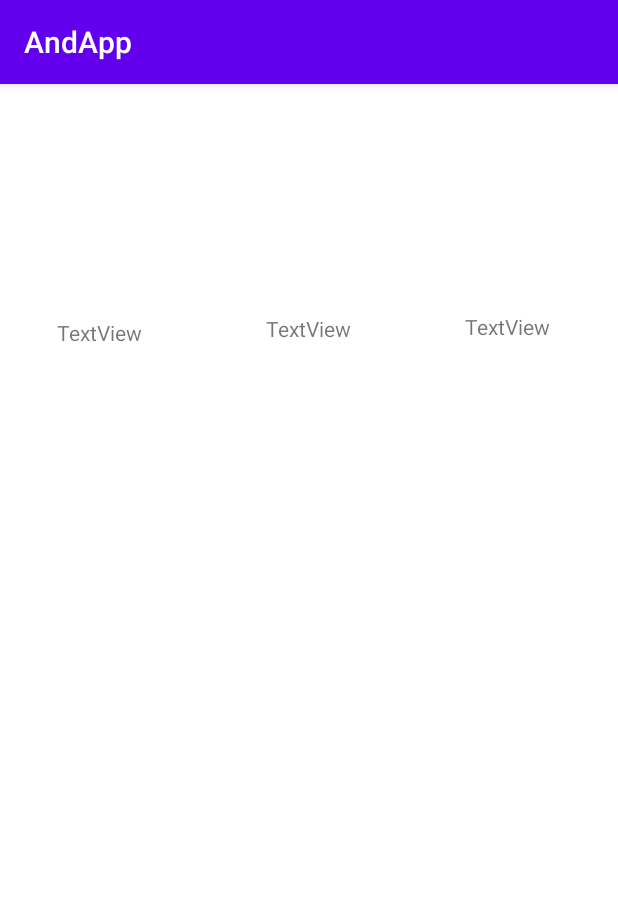
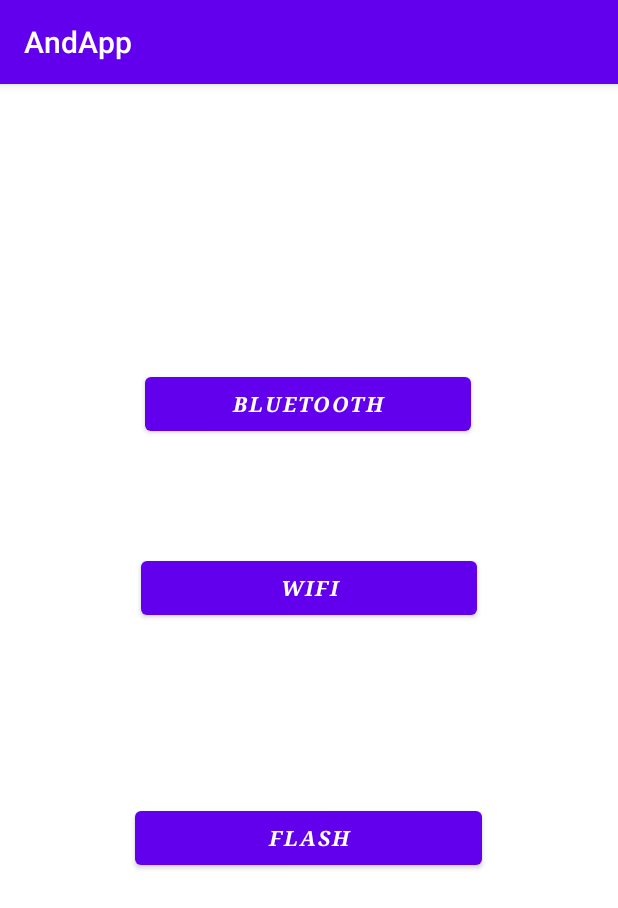
Before and after one commit to MeAdarshMishra/AndApp, an Android app: the AccelerometerSensor screen opened directly, with no data from a screen before it, on a phone screen of 412 x 824 dp. Shown: the top 908 px of the screen. Run offline under Robolectric (Android 15) with nearby library versions, the phone set to English and light mode, and no system bars.

Commit message:
Android Application

```diff
--- a/app/src/main/AndroidManifest.xml
+++ b/app/src/main/AndroidManifest.xml
@@ -4,6 +4,7 @@
 
     <uses-permission android:name="android.permission.BLUETOOTH_ADMIN" />
     <uses-permission android:name="android.permission.VIBRATE" />
+    <uses-permission android:name="android.permission.BLUETOOTH" />
 
     <application
         android:allowBackup="true"
@@ -12,6 +13,9 @@
         android:roundIcon="@mipmap/ic_launcher_round"
         android:supportsRtl="true"
         android:theme="@style/Theme.AndApp">
+        <activity android:name=".AccelerometerFlash"></activity>
+        <activity android:name=".AccelerometerWifi" />
+        <activity android:name=".AccelerometerBluetooth" />
         <activity android:name=".FlashLight" />
         <activity android:name=".WifiPage" />
         <activity android:name=".TtSpeech" />
--- a/app/src/main/java/com/example/andapp/AccelerometerSensor.java
+++ b/app/src/main/java/com/example/andapp/AccelerometerSensor.java
@@ -1,6 +1,8 @@
 package com.example.andapp;
 
+import android.content.Intent;
 import android.os.Bundle;
+import android.view.View;
 import android.widget.Button;
 
 import androidx.appcompat.app.AppCompatActivity;
@@ -12,6 +14,32 @@ public class AccelerometerSensor extends AppCompatActivity {
     protected void onCreate(Bundle savedInstanceState) {
         super.onCreate(savedInstanceState);
         setContentView(R.layout.activity_accelerometer_sensor);
-
+        bluetooth = findViewById(R.id.abluetooth);
+        flash = findViewById(R.id.aflash);
+        wifi = findViewById(R.id.awifi);
+        bluetooth.setOnClickListener(new View.OnClickListener() {
+            @Override
+            public void onClick(View v) {
+                Intent b = new Intent(AccelerometerSensor.this, AccelerometerBluetooth.class);
+                startActivity(b);
+                finish();
+            }
+        });
+        flash.setOnClickListener(new View.OnClickListener() {
+            @Override
+            public void onClick(View v) {
+                Intent f = new Intent(AccelerometerSensor.this, AccelerometerFlash.class);
+                startActivity(f);
+                finish();
+            }
+        });
+        wifi.setOnClickListener(new View.OnClickListener() {
+            @Override
+            public void onClick(View v) {
+                Intent w = new Intent(AccelerometerSensor.this, AccelerometerWifi.class);
+                startActivity(w);
+                finish();
+            }
+        });
     }
 }
--- a/app/src/main/res/layout/activity_accelerometer_sensor.xml
+++ b/app/src/main/res/layout/activity_accelerometer_sensor.xml
@@ -1,48 +1,51 @@
 <?xml version="1.0" encoding="utf-8"?>
 <RelativeLayout xmlns:android="http://schemas.android.com/apk/res/android"
-    xmlns:app="http://schemas.android.com/apk/res-auto"
     xmlns:tools="http://schemas.android.com/tools"
     android:layout_width="match_parent"
     android:layout_height="match_parent"
     tools:context=".AccelerometerSensor">
-    <ImageView
-        android:id="@+id/imageView"
-        android:layout_width="wrap_content"
+
+    <Button
+        android:id="@+id/abluetooth"
+        android:layout_width="217dp"
         android:layout_height="wrap_content"
         android:layout_alignParentTop="true"
         android:layout_alignParentEnd="true"
-        android:layout_centerVertical="true"
-        android:layout_marginTop="249dp"
-        android:layout_marginEnd="73dp"
-        />
+        android:layout_centerHorizontal="true"
+        android:layout_marginTop="189dp"
+        android:layout_marginEnd="98dp"
 
-    <TextView
-        android:id="@+id/textView"
-        android:layout_width="wrap_content"
-        android:layout_height="wrap_content"
-        android:layout_alignParentStart="true"
-        android:layout_alignParentTop="true"
-        android:layout_marginStart="38dp"
-        android:layout_marginTop="156dp"
-        android:text="TextView" />
+        android:fontFamily="serif"
+        android:text="Bluetooth"
+        android:textAlignment="center"
+        android:textSize="14sp"
+        android:textStyle="bold|italic"
+        android:typeface="serif" />
 
-    <TextView
-        android:id="@+id/textView2"
-        android:layout_width="wrap_content"
+    <Button
+        android:id="@+id/awifi"
+        android:layout_width="224dp"
         android:layout_height="wrap_content"
         android:layout_alignParentTop="true"
         android:layout_centerHorizontal="true"
-        android:layout_marginTop="153dp"
-        android:text="TextView" />
+        android:layout_marginTop="312dp"
 
-    <TextView
-        android:id="@+id/textView3"
-        android:layout_width="wrap_content"
+        android:fontFamily="serif"
+        android:text="Wifi"
+        android:textAlignment="center"
+        android:textStyle="bold|italic"
+        android:typeface="serif" />
+
+    <Button
+        android:id="@+id/aflash"
+        android:layout_width="231dp"
         android:layout_height="wrap_content"
-        android:layout_alignParentTop="true"
-        android:layout_alignParentEnd="true"
-        android:layout_marginTop="152dp"
-        android:layout_marginEnd="45dp"
-        android:text="TextView" />
-
+        android:layout_alignParentBottom="true"
+        android:layout_centerHorizontal="true"
+        android:layout_marginBottom="241dp"
+        android:fontFamily="serif"
+        android:text="Flash"
+        android:textAlignment="center"
+        android:textStyle="bold|italic"
+        android:typeface="serif" />
 </RelativeLayout>
```
Also changed, not shown: app/src/main/java/com/example/andapp/AccelerometerFlash.java (added, +74 -0 lines), app/src/main/res/layout/activity_accelerometer_bluetooth.xml (added, +38 -0 lines), app/src/main/res/layout/activity_accelerometer_flash.xml (added, +37 -0 lines), app/src/main/res/layout/activity_accelerometer_wifi.xml (added, +37 -0 lines).
